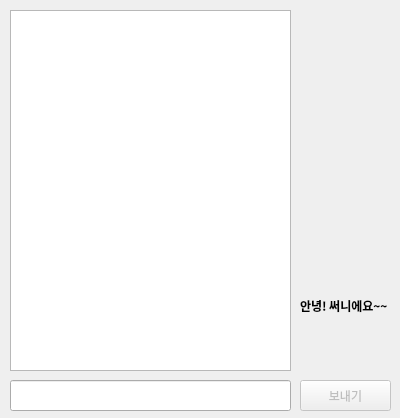
Before: the Qt Designer form mygemini.ui in EmmettHwang/geminiNoh, drawn with Qt 5.
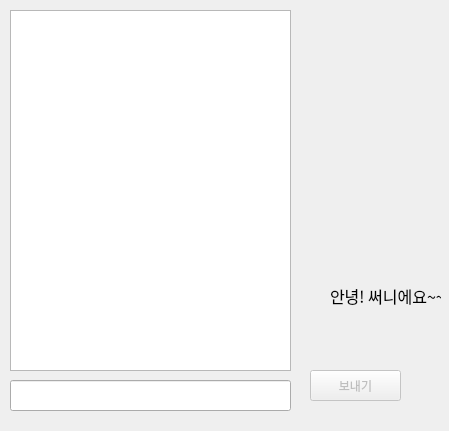
After: the same form once the commit is applied. Icons and pictures are not drawn.

Commit message: 최종버젼임

```diff
--- a/mygemini.ui
+++ b/mygemini.ui
@@ -1,36 +1,48 @@
 <?xml version="1.0" encoding="UTF-8"?>
 <ui version="4.0">
- <class>geminiNoh</class>
- <widget class="QDialog" name="geminiNoh">
+ <class>geminiByNoh</class>
+ <widget class="QMainWindow" name="geminiByNoh">
   <property name="geometry">
    <rect>
     <x>0</x>
     <y>0</y>
-    <width>400</width>
-    <height>418</height>
+    <width>449</width>
+    <height>431</height>
    </rect>
   </property>
   <property name="windowTitle">
-   <string>Dialog</string>
+   <string>MainWindow</string>
   </property>
   <property name="windowIcon">
    <iconset>
-    <normaloff>G:/내 드라이브/90. 우송대학교/43. 로고/3D캐릭터예진이.PNG</normaloff>G:/내 드라이브/90. 우송대학교/43. 로고/3D캐릭터예진이.PNG</iconset>
+    <normaloff>search.png</normaloff>search.png</iconset>
   </property>
-  <widget class="QLabel" name="myPic">
+  <property name="iconSize">
+   <size>
+    <width>128</width>
+    <height>128</height>
+   </size>
+  </property>
+  <widget class="QWidget" name="centralwidget">
+   <widget class="QLabel" name="label">
    <property name="geometry">
     <rect>
-     <x>300</x>
-     <y>30</y>
-     <width>81</width>
-     <height>81</height>
-    </rect>
-   </property>
+      <x>330</x>
+      <y>280</y>
+      <width>111</width>
+      <height>31</height>
+     </rect>
+    </property>
+    <property name="font">
+     <font>
+      <family>맑은 고딕</family>
+      <pointsize>12</pointsize>
+      <weight>50</weight>
+      <bold>false</bold>
+     </font>
+    </property>
    <property name="text">
-    <string/>
-   </property>
-   <property name="pixmap">
-    <pixmap>../../../NotebookLM Mind Map.png</pixmap>
+     <string>안녕! 써니에요~~</string>
    </property>
   </widget>
   <widget class="QPushButton" name="btnSent">
@@ -39,8 +51,8 @@
    </property>
    <property name="geometry">
     <rect>
-     <x>300</x>
-     <y>380</y>
+      <x>310</x>
+      <y>370</y>
      <width>91</width>
      <height>31</height>
     </rect>
@@ -49,13 +61,13 @@
     <string>보내기</string>
    </property>
   </widget>
-  <widget class="QLineEdit" name="lineEditMyQuestion">
+   <widget class="QTextBrowser" name="answerDisplay">
    <property name="geometry">
     <rect>
      <x>10</x>
-     <y>380</y>
+      <y>10</y>
      <width>281</width>
-     <height>31</height>
+      <height>361</height>
     </rect>
    </property>
   </widget>
@@ -78,35 +90,16 @@
     <bool>true</bool>
    </property>
   </widget>
-  <widget class="QTextBrowser" name="answerDisplay">
+   <widget class="QLineEdit" name="lineEditMyQuestion">
    <property name="geometry">
     <rect>
      <x>10</x>
-     <y>10</y>
+      <y>380</y>
      <width>281</width>
-     <height>361</height>
-    </rect>
-   </property>
-  </widget>
-  <widget class="QLabel" name="label">
-   <property name="geometry">
-    <rect>
-     <x>300</x>
-     <y>290</y>
-     <width>101</width>
      <height>31</height>
     </rect>
    </property>
-   <property name="font">
-    <font>
-     <family>신촌랩소디 TTF ExtraBold</family>
-     <weight>75</weight>
-     <bold>true</bold>
-    </font>
-   </property>
-   <property name="text">
-    <string>안녕! 써니에요~~</string>
-   </property>
+   </widget>
   </widget>
  </widget>
  <resources/>
```
Lines whose indentation alone changed are shown as unchanged. The commit also changes 1 other file.
